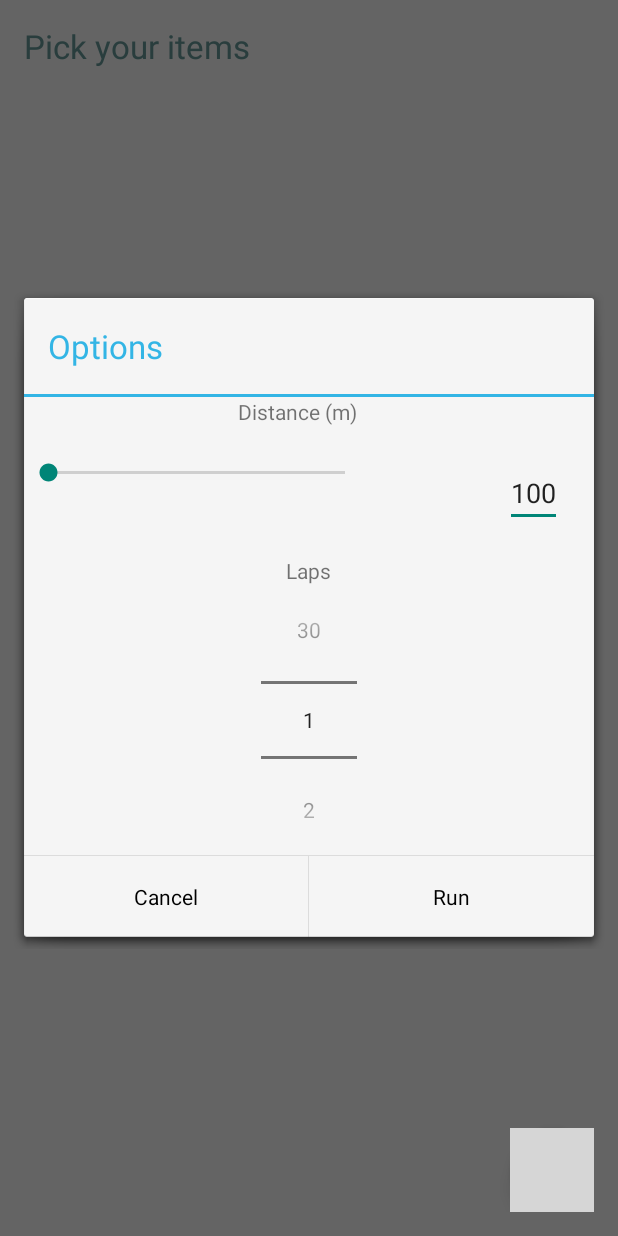
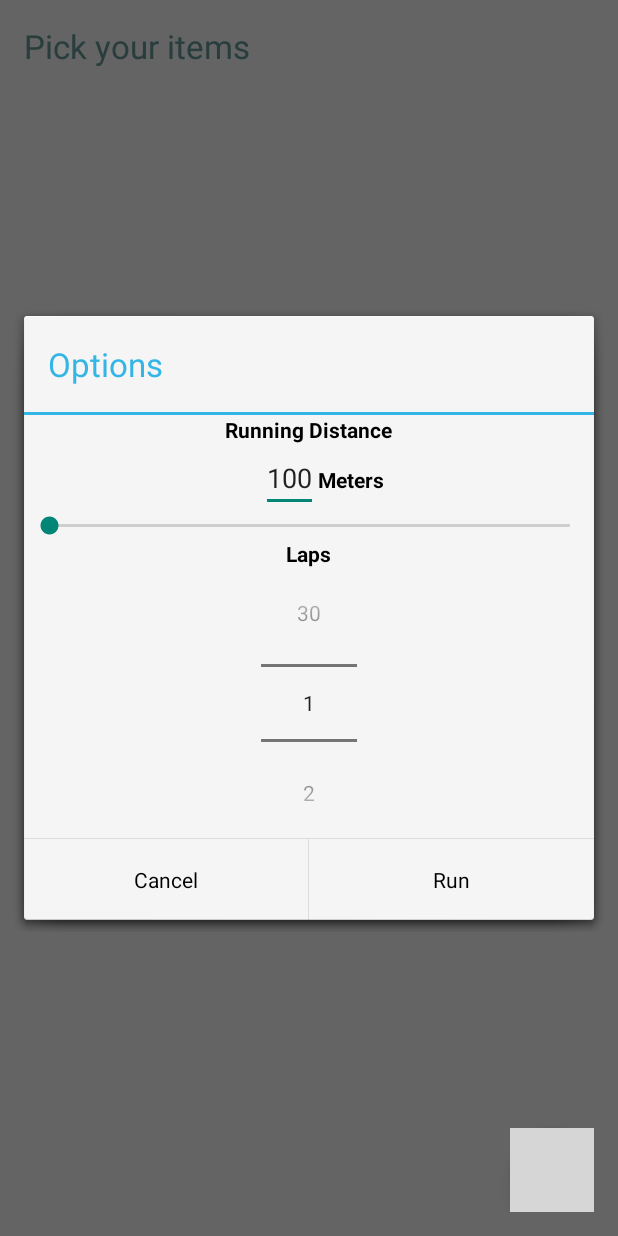
Before and after one commit to NCSUMobiles/Spring16-dinorunner, an Android app: the ItemPickActivity screen opened directly, with no data from a screen before it, after a tap on an icon or button, on a phone screen of 412 x 824 dp. Run offline under Robolectric (Android 15) with nearby library versions, the phone set to English and light mode, and no system bars; 2 statements that could not run were skipped; grey boxes are pictures that could not be loaded.

Commit message:
Updated Dialog UI for better text visibility

```diff
--- a/mobile/src/main/res/layout/dialog_view_options.xml
+++ b/mobile/src/main/res/layout/dialog_view_options.xml
@@ -8,37 +8,38 @@
     <TextView
         android:layout_width="wrap_content"
         android:layout_height="wrap_content"
-        android:text="Distance (m)"
+        android:text="Running Distance"
         android:id="@+id/textView2"
+        android:textStyle="bold"
+        android:textColor="@android:color/black"
         android:layout_alignParentTop="true"
-        android:layout_alignEnd="@+id/laps_picker" />
-
-    <SeekBar
-        android:id="@+id/distance_picker"
-        android:layout_width="230dp"
-        android:layout_height="wrap_content"
-        android:layout_alignTop="@+id/dist_value"
-        android:layout_alignParentStart="true" />
-
+        android:layout_centerHorizontal="true" />
     <EditText
         android:layout_width="wrap_content"
         android:layout_height="wrap_content"
         android:id="@+id/dist_value"
-        android:layout_marginTop="41dp"
-        android:layout_alignParentTop="true"
-        android:layout_alignParentEnd="true"
-        android:layout_marginEnd="21dp"
         android:text="100"
-        android:inputType="number"/>
+        android:inputType="number"
+        android:layout_below="@+id/textView2"
+        android:layout_alignStart="@+id/laps_picker" />
+
+    <SeekBar
+        android:id="@+id/distance_picker"
+        android:layout_width="match_parent"
+        android:layout_height="wrap_content"
+        android:indeterminate="false"
+        android:layout_below="@+id/dist_value"
+        android:layout_alignParentStart="true" />
 
     <TextView
         android:id="@+id/laps_label"
         android:layout_width="wrap_content"
         android:layout_height="wrap_content"
         android:text="Laps"
-        android:layout_below="@+id/dist_value"
-        android:layout_centerHorizontal="true"
-        android:layout_marginTop="19dp" />
+        android:textStyle="bold"
+        android:textColor="@android:color/black"
+        android:layout_below="@+id/distance_picker"
+        android:layout_centerHorizontal="true" />
 
     <NumberPicker
         android:id="@+id/laps_picker"
@@ -46,4 +47,15 @@
         android:layout_height="wrap_content"
         android:layout_below="@+id/laps_label"
         android:layout_centerHorizontal="true" />
+
+    <TextView
+        android:layout_width="wrap_content"
+        android:layout_height="wrap_content"
+        android:text="Meters"
+        android:id="@+id/textView3"
+        android:textStyle="bold"
+        android:textColor="@android:color/black"
+        android:layout_alignBaseline="@+id/dist_value"
+        android:layout_alignBottom="@+id/dist_value"
+        android:layout_toEndOf="@+id/dist_value" />
 </RelativeLayout>
```
Also changed, not shown: 1 other file.
